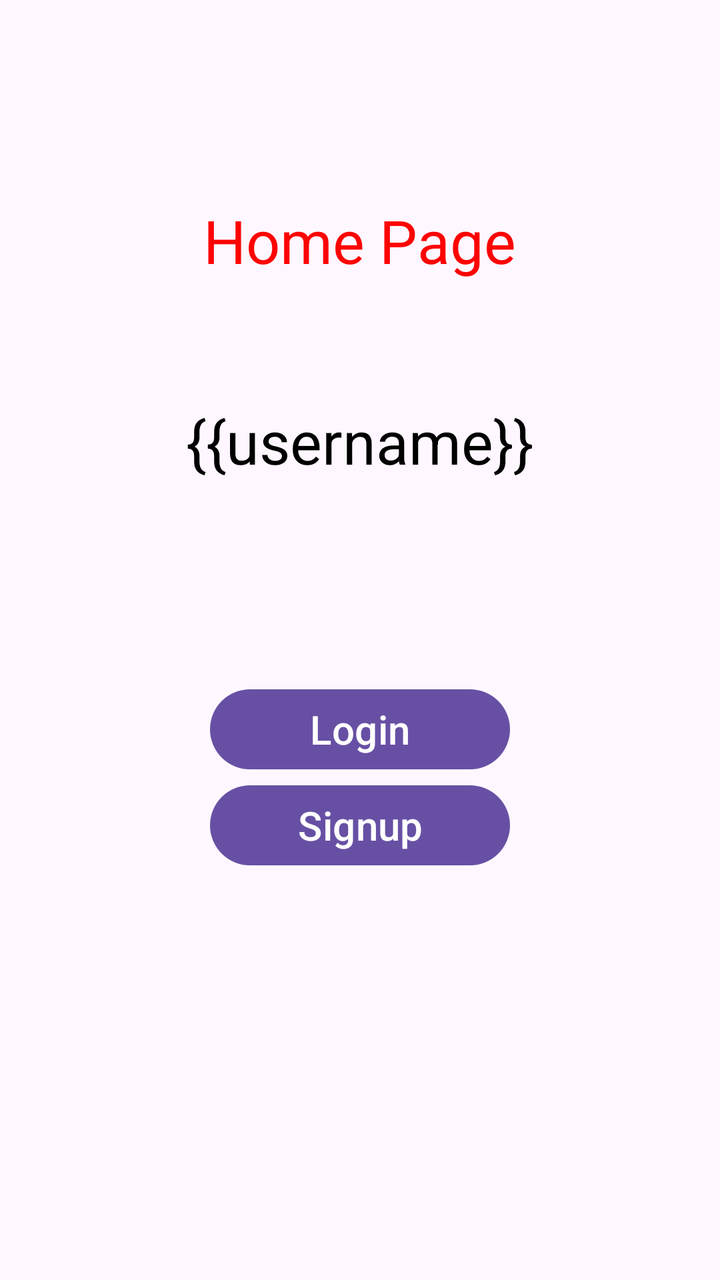
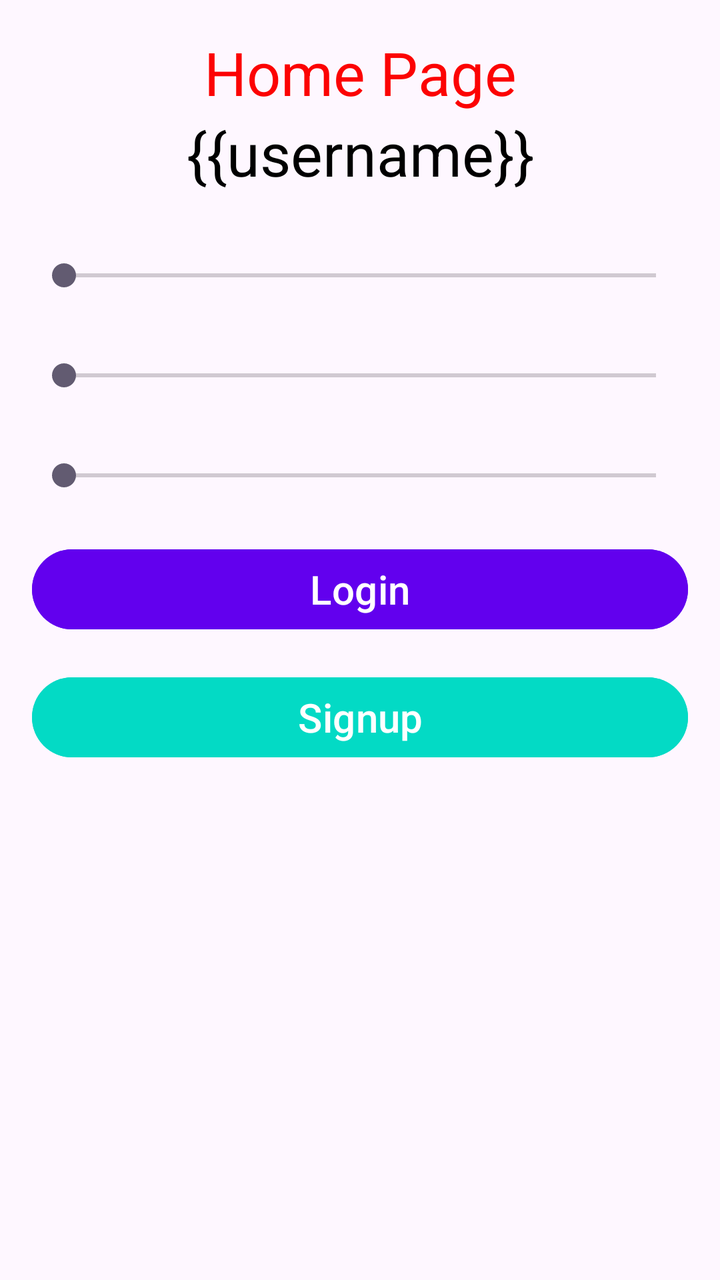

Compare the two renders of this Android layout. The source of the first and the diff that turns it into the second are given below.
<!-- AndroidManifest.xml: application theme Theme.AndroidExample -->
<!-- res/layout/activity_main.xml -->
<?xml version="1.0" encoding="utf-8"?>
<androidx.appcompat.widget.LinearLayoutCompat
    xmlns:tools="http://schemas.android.com/tools"
    xmlns:android="http://schemas.android.com/apk/res/android"
    tools:context=".MainActivity"
    android:layout_height="match_parent"
    android:layout_width="match_parent"
    android:orientation="vertical">

    <TextView
        android:id="@+id/main_msg_txt"
        android:layout_width="wrap_content"
        android:layout_height="wrap_content"
        android:text="Home Page"
        android:layout_gravity="center"
        android:layout_marginTop="100dp"
        android:layout_marginBottom="50dp"
        android:textSize="30dp"
        android:textColor="#fc0303">
    </TextView>

    <TextView
        android:id="@+id/main_username_txt"
        android:layout_width="wrap_content"
        android:layout_height="wrap_content"
        android:text="{{username}}"
        android:layout_gravity="center"
        android:layout_marginTop="10dp"
        android:layout_marginBottom="100dp"
        android:textSize="30dp"
        android:textColor="#000000">
    </TextView>


    <Button
        android:id="@+id/main_login_btn"
        android:layout_width="150dp"
        android:layout_height="wrap_content"
        android:layout_gravity="center"
        android:text="Login"
        android:textSize="20sp"
        android:textColor="#ffffff">
    </Button>

    <Button
        android:id="@+id/main_signup_btn"
        android:layout_width="150dp"
        android:layout_height="wrap_content"
        android:layout_gravity="center"
        android:text="Signup"
        android:textSize="20sp"
        android:textColor="#ffffff">
    </Button>


</androidx.appcompat.widget.LinearLayoutCompat>
<!-- resources referenced by this layout -->
<resources>
  <style name="Theme.AndroidExample" parent="Base.Theme.AndroidExample" />
  <style name="Base.Theme.AndroidExample" parent="Theme.Material3.DayNight.NoActionBar">
          
          
      </style>
</resources>

<!-- the commit's change to res/layout/activity_main.xml (unified diff, before → after) -->
@@ -1,56 +1,70 @@
 <?xml version="1.0" encoding="utf-8"?>
 <androidx.appcompat.widget.LinearLayoutCompat
+    xmlns:android="http://schemas.android.com/apk/res/android"
     xmlns:tools="http://schemas.android.com/tools"
-    xmlns:android="http://schemas.android.com/apk/res/android"
     tools:context=".MainActivity"
+    android:id="@+id/main_layout"
+    android:layout_width="match_parent"
     android:layout_height="match_parent"
-    android:layout_width="match_parent"
+    android:padding="16dp"
     android:orientation="vertical">
 
     <TextView
         android:id="@+id/main_msg_txt"
-        android:layout_width="wrap_content"
+        android:layout_width="match_parent"
         android:layout_height="wrap_content"
         android:text="Home Page"
-        android:layout_gravity="center"
-        android:layout_marginTop="100dp"
-        android:layout_marginBottom="50dp"
-        android:textSize="30dp"
-        android:textColor="#fc0303">
-    </TextView>
+        android:textSize="30sp"
+        android:textColor="#fc0303"
+        android:textAlignment="center"/>
 
     <TextView
         android:id="@+id/main_username_txt"
-        android:layout_width="wrap_content"
+        android:layout_width="match_parent"
         android:layout_height="wrap_content"
         android:text="{{username}}"
-        android:layout_gravity="center"
-        android:layout_marginTop="10dp"
-        android:layout_marginBottom="100dp"
-        android:textSize="30dp"
-        android:textColor="#000000">
-    </TextView>
+        android:textSize="30sp"
+        android:textColor="#000000"
+        android:textAlignment="center"/>
 
+    <SeekBar
+        android:id="@+id/redSeekBar"
+        android:layout_width="match_parent"
+        android:layout_height="wrap_content"
+        android:max="255"
+        android:layout_marginTop="32dp"/>
+
+    <SeekBar
+        android:id="@+id/greenSeekBar"
+        android:layout_width="match_parent"
+        android:layout_height="wrap_content"
+        android:max="255"
+        android:layout_marginTop="32dp"/>
+
+    <SeekBar
+        android:id="@+id/blueSeekBar"
+        android:layout_width="match_parent"
+        android:layout_height="wrap_content"
+        android:max="255"
+        android:layout_marginTop="32dp"/>
 
     <Button
         android:id="@+id/main_login_btn"
-        android:layout_width="150dp"
+        android:layout_width="match_parent"
         android:layout_height="wrap_content"
-        android:layout_gravity="center"
         android:text="Login"
         android:textSize="20sp"
-        android:textColor="#ffffff">
-    </Button>
+        android:textColor="#ffffff"
+        android:backgroundTint="#6200EE"
+        android:layout_marginTop="24dp"/>
 
     <Button
         android:id="@+id/main_signup_btn"
-        android:layout_width="150dp"
+        android:layout_width="match_parent"
         android:layout_height="wrap_content"
-        android:layout_gravity="center"
         android:text="Signup"
         android:textSize="20sp"
-        android:textColor="#ffffff">
-    </Button>
-
-
+        android:textColor="#ffffff"
+        android:backgroundTint="#03DAC5"
+        android:layout_marginTop="16dp"/>
 </androidx.appcompat.widget.LinearLayoutCompat>
